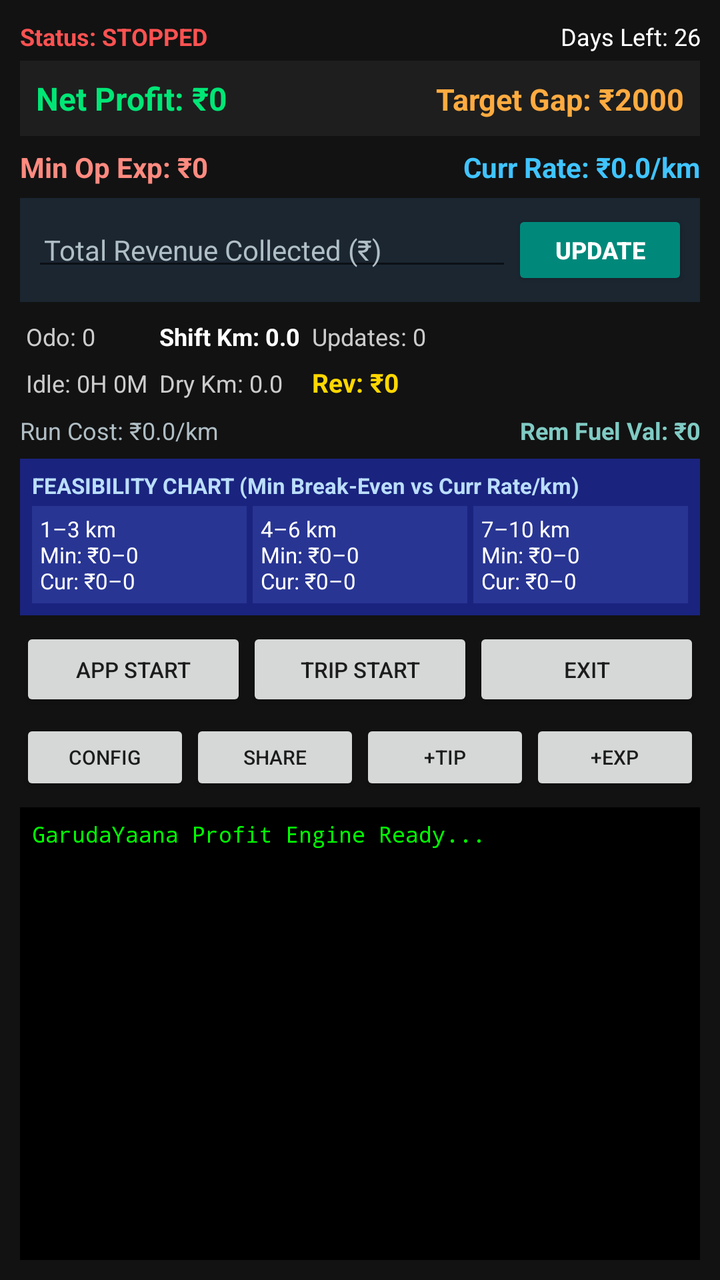
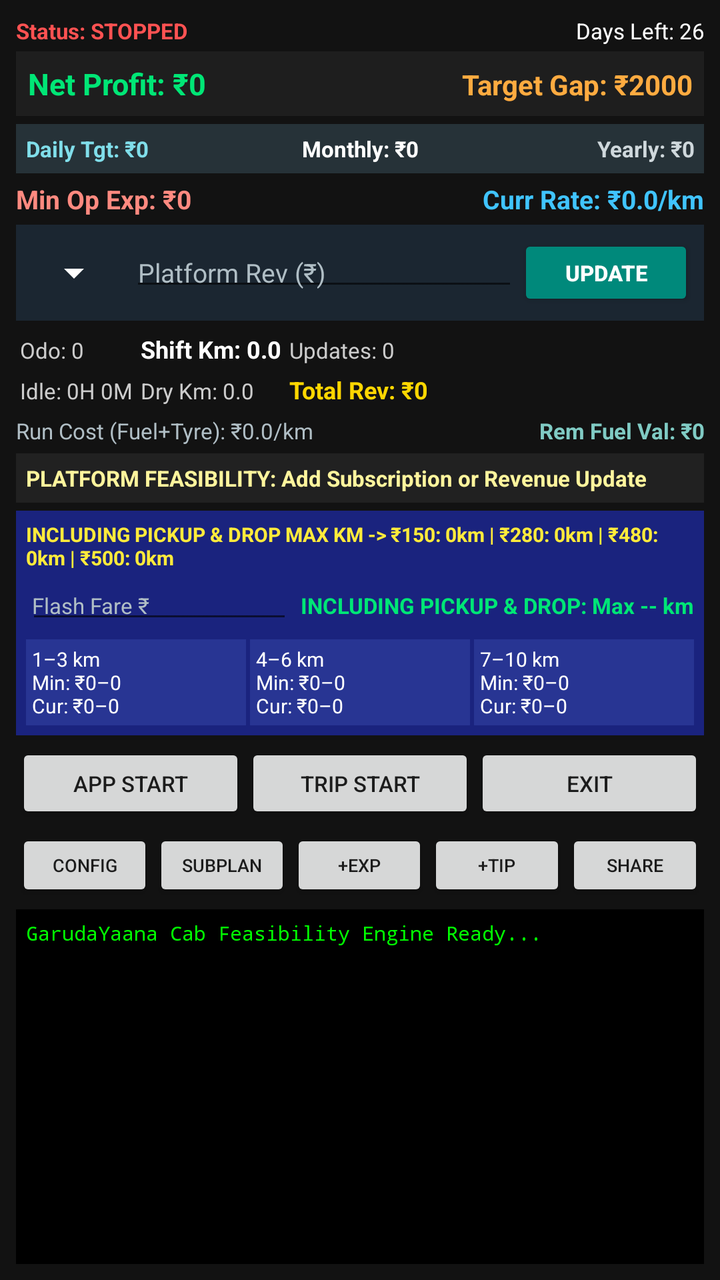

Compare the two renders of this Android layout. The source of the first and the diff that turns it into the second are given below.
<!-- AndroidManifest.xml: application theme Theme.AppCompat.Light.DarkActionBar -->
<!-- res/layout/activity_main.xml -->
<?xml version="1.0" encoding="utf-8"?>
<LinearLayout xmlns:android="http://schemas.android.com/apk/res/android"
    android:layout_width="match_parent"
    android:layout_height="match_parent"
    android:orientation="vertical"
    android:background="#121212"
    android:padding="10dp"
    android:fitsSystemWindows="true">

    
    <LinearLayout
        android:layout_width="match_parent"
        android:layout_height="wrap_content"
        android:orientation="horizontal"
        android:weightSum="2"
        android:paddingBottom="4dp">

        <TextView
            android:id="@+id/tvVehicleStatus"
            android:layout_width="0dp"
            android:layout_height="wrap_content"
            android:layout_weight="1.35"
            android:text="Status: STOPPED"
            android:textColor="#FF5252"
            android:textSize="12sp"
            android:textStyle="bold" />

        <TextView
            android:id="@+id/tvDaysLeft"
            android:layout_width="0dp"
            android:layout_height="wrap_content"
            android:layout_weight="0.65"
            android:text="Days Left: 26"
            android:textColor="#FFFFFF"
            android:gravity="end"
            android:textSize="12sp" />
    </LinearLayout>

    
    <LinearLayout
        android:layout_width="match_parent"
        android:layout_height="wrap_content"
        android:orientation="horizontal"
        android:background="#1E1E1E"
        android:padding="8dp"
        android:layout_marginBottom="6dp"
        android:weightSum="2">

        <TextView
            android:id="@+id/tvLiveNetProfit"
            android:layout_width="0dp"
            android:layout_height="wrap_content"
            android:layout_weight="1"
            android:text="Net Profit: ₹0"
            android:textColor="#00E676"
            android:textSize="16sp"
            android:textStyle="bold" />

        <TextView
            android:id="@+id/tvTargetGap"
            android:layout_width="0dp"
            android:layout_height="wrap_content"
            android:layout_weight="1"
            android:text="Target Gap: ₹2000"
            android:textColor="#FFAB40"
            android:gravity="end"
            android:textSize="15sp"
            android:textStyle="bold" />
    </LinearLayout>

    
    <LinearLayout
        android:layout_width="match_parent"
        android:layout_height="wrap_content"
        android:orientation="horizontal"
        android:weightSum="2"
        android:paddingBottom="6dp">

        <TextView
            android:id="@+id/tvMinReqAvg"
            android:layout_width="0dp"
            android:layout_height="wrap_content"
            android:layout_weight="1"
            android:text="Min Op Exp: ₹0"
            android:textColor="#FF8A80"
            android:textSize="14sp"
            android:textStyle="bold" />

        <TextView
            android:id="@+id/tvCurrentAvg"
            android:layout_width="0dp"
            android:layout_height="wrap_content"
            android:layout_weight="1"
            android:text="Curr Rate: ₹0.0/km"
            android:textColor="#40C4FF"
            android:gravity="end"
            android:textSize="14sp"
            android:textStyle="bold" />
    </LinearLayout>

    
    <LinearLayout
        android:layout_width="match_parent"
        android:layout_height="wrap_content"
        android:orientation="horizontal"
        android:background="#1B2631"
        android:padding="6dp"
        android:layout_marginBottom="6dp"
        android:gravity="center_vertical">

        <EditText
            android:id="@+id/etTotalRevenueInput"
            android:layout_width="0dp"
            android:layout_height="wrap_content"
            android:layout_weight="1"
            android:hint="Total Revenue Collected (₹)"
            android:textColorHint="#B0BEC5"
            android:textColor="#FFFFFF"
            android:textSize="14sp"
            android:inputType="numberDecimal"
            android:singleLine="true"
            android:padding="6dp" />

        <Button
            android:id="@+id/btnUpdateRevenue"
            android:layout_width="wrap_content"
            android:layout_height="40dp"
            android:text="Update"
            android:textSize="12sp"
            android:textStyle="bold"
            android:backgroundTint="#00897B"
            android:textColor="#FFFFFF" />
    </LinearLayout>

    
    <GridLayout
        android:layout_width="match_parent"
        android:layout_height="wrap_content"
        android:columnCount="3"
        android:alignmentMode="alignMargins"
        android:columnOrderPreserved="false"
        android:paddingBottom="4dp">

        <TextView android:id="@+id/tvOdoMeter" android:text="Odo: 0" android:textColor="#CCCCCC" android:textSize="12sp" android:padding="3dp"/>
        <TextView android:id="@+id/tvTotalDist" android:text="Shift Km: 0.0" android:textColor="#FFFFFF" android:textStyle="bold" android:textSize="12sp" android:padding="3dp"/>
        <TextView android:id="@+id/tvOrdersToday" android:text="Updates: 0" android:textColor="#CCCCCC" android:textSize="12sp" android:padding="3dp"/>
        <TextView android:id="@+id/tvWaitTime" android:text="Idle: 0H 0M" android:textColor="#CCCCCC" android:textSize="12sp" android:padding="3dp"/>
        <TextView android:id="@+id/tvDryRun" android:text="Dry Km: 0.0" android:textColor="#CCCCCC" android:textSize="12sp" android:padding="3dp"/>
        <TextView android:id="@+id/tvEarnings" android:text="Rev: ₹0" android:textColor="#FFD700" android:textSize="13sp" android:textStyle="bold" android:padding="3dp"/>
    </GridLayout>

    
    <LinearLayout
        android:layout_width="match_parent"
        android:layout_height="wrap_content"
        android:orientation="horizontal"
        android:weightSum="2"
        android:paddingBottom="6dp">
        <TextView android:id="@+id/tvAvgFuelCons" android:layout_width="0dp" android:layout_height="wrap_content" android:layout_weight="1" android:text="Run Cost: ₹0.0/km" android:textColor="#B0BEC5" android:textSize="12sp"/>
        <TextView android:id="@+id/tvAvailFuel" android:layout_width="0dp" android:layout_height="wrap_content" android:layout_weight="1" android:text="Rem Fuel Val: ₹0" android:textColor="#80CBC4" android:textStyle="bold" android:gravity="end" android:textSize="12sp"/>
    </LinearLayout>

    
    <LinearLayout
        android:layout_width="match_parent"
        android:layout_height="wrap_content"
        android:orientation="vertical"
        android:background="#1A237E"
        android:padding="6dp"
        android:layout_marginBottom="6dp">

        <TextView
            android:layout_width="match_parent"
            android:layout_height="wrap_content"
            android:text="FEASIBILITY CHART (Min Break-Even vs Curr Rate/km)"
            android:textColor="#BBDEFB"
            android:textSize="11sp"
            android:textStyle="bold"
            android:paddingBottom="3dp" />

        <LinearLayout
            android:layout_width="match_parent"
            android:layout_height="wrap_content"
            android:orientation="horizontal"
            android:weightSum="3">

            <TextView
                android:id="@+id/tvRange1to3"
                android:layout_width="0dp"
                android:layout_height="wrap_content"
                android:layout_weight="1"
                android:text="1–3 km\nMin: ₹0–0\nCur: ₹0–0"
                android:textColor="#FFFFFF"
                android:textSize="11sp"
                android:background="#283593"
                android:padding="4dp"
                android:layout_marginEnd="3dp" />

            <TextView
                android:id="@+id/tvRange4to6"
                android:layout_width="0dp"
                android:layout_height="wrap_content"
                android:layout_weight="1"
                android:text="4–6 km\nMin: ₹0–0\nCur: ₹0–0"
                android:textColor="#FFFFFF"
                android:textSize="11sp"
                android:background="#283593"
                android:padding="4dp"
                android:layout_marginEnd="3dp" />

            <TextView
                android:id="@+id/tvRange7to10"
                android:layout_width="0dp"
                android:layout_height="wrap_content"
                android:layout_weight="1"
                android:text="7–10 km\nMin: ₹0–0\nCur: ₹0–0"
                android:textColor="#FFFFFF"
                android:textSize="11sp"
                android:background="#283593"
                android:padding="4dp" />
        </LinearLayout>
    </LinearLayout>

    
    <LinearLayout
        android:layout_width="match_parent"
        android:layout_height="wrap_content"
        android:orientation="horizontal"
        android:weightSum="3"
        android:paddingBottom="4dp">

        <Button
            android:id="@+id/btnAppToggle"
            android:layout_width="0dp"
            android:layout_height="42dp"
            android:layout_weight="1"
            android:text="App Start"
            android:textSize="11sp"/>

        <Button
            android:id="@+id/btnTripToggle"
            android:layout_width="0dp"
            android:layout_height="42dp"
            android:layout_weight="1"
            android:text="Trip Start"
            android:textSize="11sp"/>

        <Button
            android:id="@+id/btnExitApp"
            android:layout_width="0dp"
            android:layout_height="42dp"
            android:layout_weight="1"
            android:text="Exit"
            android:textSize="11sp"/>
    </LinearLayout>

    
    <LinearLayout
        android:layout_width="match_parent"
        android:layout_height="wrap_content"
        android:orientation="horizontal"
        android:weightSum="4"
        android:paddingBottom="6dp">

        <Button android:id="@+id/btnVehicleConfig" android:layout_width="0dp" android:layout_height="38dp" android:layout_weight="1" android:text="Config" android:textSize="10sp"/>
        <Button android:id="@+id/btnShareCSV" android:layout_width="0dp" android:layout_height="38dp" android:layout_weight="1" android:text="Share" android:textSize="10sp"/>
        <Button android:id="@+id/btnTips" android:layout_width="0dp" android:layout_height="38dp" android:layout_weight="1" android:text="+Tip" android:textSize="10sp"/>
        <Button android:id="@+id/btnExpense" android:layout_width="0dp" android:layout_height="38dp" android:layout_weight="1" android:text="+Exp" android:textSize="10sp"/>
    </LinearLayout>

    
    <ScrollView
        android:id="@+id/svTerminal"
        android:layout_width="match_parent"
        android:layout_height="0dp"
        android:layout_weight="1"
        android:background="#000000"
        android:padding="6dp">

        <LinearLayout
            android:layout_width="match_parent"
            android:layout_height="wrap_content"
            android:orientation="vertical">

            <TextView
                android:id="@+id/tvTerminalLog"
                android:layout_width="match_parent"
                android:layout_height="wrap_content"
                android:text="GarudaYaana Profit Engine Ready...\n"
                android:textColor="#00FF00"
                android:textSize="11sp"
                android:fontFamily="monospace"/>

            <TextView
                android:id="@+id/tvTrainData"
                android:layout_width="match_parent"
                android:layout_height="wrap_content"
                android:text=""
                android:textColor="#FFEB3B"
                android:textSize="11sp"
                android:fontFamily="monospace"/>
        </LinearLayout>
    </ScrollView>

</LinearLayout>
<!-- resources referenced by this layout -->
<resources>

</resources>

<!-- the commit's change to res/layout/activity_main.xml (unified diff, before → after) -->
@@ -4,7 +4,7 @@
     android:layout_height="match_parent"
     android:orientation="vertical"
     android:background="#121212"
-    android:padding="10dp"
+    android:padding="8dp"
     android:fitsSystemWindows="true">
 
     
@@ -13,7 +13,7 @@
         android:layout_height="wrap_content"
         android:orientation="horizontal"
         android:weightSum="2"
-        android:paddingBottom="4dp">
+        android:paddingBottom="3dp">
 
         <TextView
             android:id="@+id/tvVehicleStatus"
@@ -22,7 +22,7 @@
             android:layout_weight="1.35"
             android:text="Status: STOPPED"
             android:textColor="#FF5252"
-            android:textSize="12sp"
+            android:textSize="11sp"
             android:textStyle="bold" />
 
         <TextView
@@ -33,7 +33,7 @@
             android:text="Days Left: 26"
             android:textColor="#FFFFFF"
             android:gravity="end"
-            android:textSize="12sp" />
+            android:textSize="11sp" />
     </LinearLayout>
 
     
@@ -42,8 +42,8 @@
         android:layout_height="wrap_content"
         android:orientation="horizontal"
         android:background="#1E1E1E"
-        android:padding="8dp"
-        android:layout_marginBottom="6dp"
+        android:padding="6dp"
+        android:layout_marginBottom="4dp"
         android:weightSum="2">
 
         <TextView
@@ -53,7 +53,7 @@
             android:layout_weight="1"
             android:text="Net Profit: ₹0"
             android:textColor="#00E676"
-            android:textSize="16sp"
+            android:textSize="15sp"
             android:textStyle="bold" />
 
         <TextView
@@ -64,7 +64,50 @@
             android:text="Target Gap: ₹2000"
             android:textColor="#FFAB40"
             android:gravity="end"
-            android:textSize="15sp"
+            android:textSize="14sp"
+            android:textStyle="bold" />
+    </LinearLayout>
+
+    
+    <LinearLayout
+        android:layout_width="match_parent"
+        android:layout_height="wrap_content"
+        android:orientation="horizontal"
+        android:background="#263238"
+        android:padding="5dp"
+        android:layout_marginBottom="4dp"
+        android:weightSum="3">
+
+        <TextView
+            android:id="@+id/tvDailyGrossTarget"
+            android:layout_width="0dp"
+            android:layout_height="wrap_content"
+            android:layout_weight="1"
+            android:text="Daily Tgt: ₹0"
+            android:textColor="#80DEEA"
+            android:textSize="11sp"
+            android:textStyle="bold" />
+
+        <TextView
+            android:id="@+id/tvMonthlyGrossTarget"
+            android:layout_width="0dp"
+            android:layout_height="wrap_content"
+            android:layout_weight="1"
+            android:text="Monthly: ₹0"
+            android:textColor="#FFFFFF"
+            android:gravity="center"
+            android:textSize="11sp"
+            android:textStyle="bold" />
+
+        <TextView
+            android:id="@+id/tvYearlyGrossTarget"
+            android:layout_width="0dp"
+            android:layout_height="wrap_content"
+            android:layout_weight="1"
+            android:text="Yearly: ₹0"
+            android:textColor="#CFD8DC"
+            android:gravity="end"
+            android:textSize="11sp"
             android:textStyle="bold" />
     </LinearLayout>
 
@@ -74,7 +117,7 @@
         android:layout_height="wrap_content"
         android:orientation="horizontal"
         android:weightSum="2"
-        android:paddingBottom="6dp">
+        android:paddingBottom="4dp">
 
         <TextView
             android:id="@+id/tvMinReqAvg"
@@ -83,7 +126,7 @@
             android:layout_weight="1"
             android:text="Min Op Exp: ₹0"
             android:textColor="#FF8A80"
-            android:textSize="14sp"
+            android:textSize="13sp"
             android:textStyle="bold" />
 
         <TextView
@@ -94,7 +137,7 @@
             android:text="Curr Rate: ₹0.0/km"
             android:textColor="#40C4FF"
             android:gravity="end"
-            android:textSize="14sp"
+            android:textSize="13sp"
             android:textStyle="bold" />
     </LinearLayout>
 
@@ -104,29 +147,36 @@
         android:layout_height="wrap_content"
         android:orientation="horizontal"
         android:background="#1B2631"
-        android:padding="6dp"
-        android:layout_marginBottom="6dp"
+        android:padding="5dp"
+        android:layout_marginBottom="4dp"
         android:gravity="center_vertical">
+
+        <Spinner
+            android:id="@+id/spnQuickPlatform"
+            android:layout_width="wrap_content"
+            android:layout_height="36dp"
+            android:backgroundTint="#FFFFFF"
+            android:layout_marginEnd="4dp" />
 
         <EditText
             android:id="@+id/etTotalRevenueInput"
             android:layout_width="0dp"
             android:layout_height="wrap_content"
             android:layout_weight="1"
-            android:hint="Total Revenue Collected (₹)"
+            android:hint="Platform Rev (₹)"
             android:textColorHint="#B0BEC5"
             android:textColor="#FFFFFF"
-            android:textSize="14sp"
+            android:textSize="13sp"
             android:inputType="numberDecimal"
             android:singleLine="true"
-            android:padding="6dp" />
+            android:padding="4dp" />
 
         <Button
             android:id="@+id/btnUpdateRevenue"
             android:layout_width="wrap_content"
-            android:layout_height="40dp"
+            android:layout_height="38dp"
             android:text="Update"
-            android:textSize="12sp"
+            android:textSize="11sp"
             android:textStyle="bold"
             android:backgroundTint="#00897B"
             android:textColor="#FFFFFF" />
@@ -139,26 +189,39 @@
         android:columnCount="3"
         android:alignmentMode="alignMargins"
         android:columnOrderPreserved="false"
+        android:paddingBottom="3dp">
+
+        <TextView android:id="@+id/tvOdoMeter" android:text="Odo: 0" android:textColor="#CCCCCC" android:textSize="11sp" android:padding="2dp"/>
+        <TextView android:id="@+id/tvTotalDist" android:text="Shift Km: 0.0" android:textColor="#FFFFFF" android:textStyle="bold" android:textSize="12sp" android:padding="2dp"/>
+        <TextView android:id="@+id/tvOrdersToday" android:text="Updates: 0" android:textColor="#CCCCCC" android:textSize="11sp" android:padding="2dp"/>
+        <TextView android:id="@+id/tvWaitTime" android:text="Idle: 0H 0M" android:textColor="#CCCCCC" android:textSize="11sp" android:padding="2dp"/>
+        <TextView android:id="@+id/tvDryRun" android:text="Dry Km: 0.0" android:textColor="#CCCCCC" android:textSize="11sp" android:padding="2dp"/>
+        <TextView android:id="@+id/tvEarnings" android:text="Total Rev: ₹0" android:textColor="#FFD700" android:textSize="12sp" android:textStyle="bold" android:padding="2dp"/>
+    </GridLayout>
+
+    
+    <LinearLayout
+        android:layout_width="match_parent"
+        android:layout_height="wrap_content"
+        android:orientation="horizontal"
+        android:weightSum="2"
         android:paddingBottom="4dp">
-
-        <TextView android:id="@+id/tvOdoMeter" android:text="Odo: 0" android:textColor="#CCCCCC" android:textSize="12sp" android:padding="3dp"/>
-        <TextView android:id="@+id/tvTotalDist" android:text="Shift Km: 0.0" android:textColor="#FFFFFF" android:textStyle="bold" android:textSize="12sp" android:padding="3dp"/>
-        <TextView android:id="@+id/tvOrdersToday" android:text="Updates: 0" android:textColor="#CCCCCC" android:textSize="12sp" android:padding="3dp"/>
-        <TextView android:id="@+id/tvWaitTime" android:text="Idle: 0H 0M" android:textColor="#CCCCCC" android:textSize="12sp" android:padding="3dp"/>
-        <TextView android:id="@+id/tvDryRun" android:text="Dry Km: 0.0" android:textColor="#CCCCCC" android:textSize="12sp" android:padding="3dp"/>
-        <TextView android:id="@+id/tvEarnings" android:text="Rev: ₹0" android:textColor="#FFD700" android:textSize="13sp" android:textStyle="bold" android:padding="3dp"/>
-    </GridLayout>
-
-    
-    <LinearLayout
-        android:layout_width="match_parent"
-        android:layout_height="wrap_content"
-        android:orientation="horizontal"
-        android:weightSum="2"
-        android:paddingBottom="6dp">
-        <TextView android:id="@+id/tvAvgFuelCons" android:layout_width="0dp" android:layout_height="wrap_content" android:layout_weight="1" android:text="Run Cost: ₹0.0/km" android:textColor="#B0BEC5" android:textSize="12sp"/>
-        <TextView android:id="@+id/tvAvailFuel" android:layout_width="0dp" android:layout_height="wrap_content" android:layout_weight="1" android:text="Rem Fuel Val: ₹0" android:textColor="#80CBC4" android:textStyle="bold" android:gravity="end" android:textSize="12sp"/>
-    </LinearLayout>
+        <TextView android:id="@+id/tvAvgFuelCons" android:layout_width="0dp" android:layout_height="wrap_content" android:layout_weight="1.15" android:text="Run Cost (Fuel+Tyre): ₹0.0/km" android:textColor="#B0BEC5" android:textSize="11sp"/>
+        <TextView android:id="@+id/tvAvailFuel" android:layout_width="0dp" android:layout_height="wrap_content" android:layout_weight="0.85" android:text="Rem Fuel Val: ₹0" android:textColor="#80CBC4" android:textStyle="bold" android:gravity="end" android:textSize="11sp"/>
+    </LinearLayout>
+
+    
+    <TextView
+        android:id="@+id/tvPlatformFeasibility"
+        android:layout_width="match_parent"
+        android:layout_height="wrap_content"
+        android:background="#212121"
+        android:padding="5dp"
+        android:layout_marginBottom="4dp"
+        android:text="PLATFORM FEASIBILITY: Add Subscription or Revenue Update"
+        android:textColor="#FFF59D"
+        android:textSize="11sp"
+        android:textStyle="bold" />
 
     
     <LinearLayout
@@ -166,17 +229,51 @@
         android:layout_height="wrap_content"
         android:orientation="vertical"
         android:background="#1A237E"
-        android:padding="6dp"
-        android:layout_marginBottom="6dp">
-
-        <TextView
+        android:padding="5dp"
+        android:layout_marginBottom="4dp">
+
+        <TextView
+            android:id="@+id/tvFlashOfferGuide"
             android:layout_width="match_parent"
             android:layout_height="wrap_content"
-            android:text="FEASIBILITY CHART (Min Break-Even vs Curr Rate/km)"
-            android:textColor="#BBDEFB"
-            android:textSize="11sp"
+            android:text="INCLUDING PICKUP &amp; DROP MAX KM -> ₹150: 0km | ₹280: 0km | ₹480: 0km | ₹500: 0km"
+            android:textColor="#FFEB3B"
+            android:textSize="10sp"
             android:textStyle="bold"
             android:paddingBottom="3dp" />
+
+        
+        <LinearLayout
+            android:layout_width="match_parent"
+            android:layout_height="wrap_content"
+            android:orientation="horizontal"
+            android:gravity="center_vertical"
+            android:paddingBottom="3dp">
+
+            <EditText
+                android:id="@+id/etFlashFareCheck"
+                android:layout_width="0dp"
+                android:layout_height="wrap_content"
+                android:layout_weight="0.8"
+                android:hint="Flash Fare ₹"
+                android:textColor="#FFFFFF"
+                android:textColorHint="#B0BEC5"
+                android:textSize="11sp"
+                android:inputType="numberDecimal"
+                android:singleLine="true"
+                android:padding="3dp" />
+
+            <TextView
+                android:id="@+id/tvFlashFareResult"
+                android:layout_width="0dp"
+                android:layout_height="wrap_content"
+                android:layout_weight="1.2"
+                android:text="INCLUDING PICKUP &amp; DROP: Max -- km"
+                android:textColor="#00E676"
+                android:textSize="11sp"
+                android:textStyle="bold"
+                android:gravity="end" />
+        </LinearLayout>
 
         <LinearLayout
             android:layout_width="match_parent"
@@ -191,10 +288,10 @@
                 android:layout_weight="1"
                 android:text="1–3 km\nMin: ₹0–0\nCur: ₹0–0"
                 android:textColor="#FFFFFF"
-                android:textSize="11sp"
+                android:textSize="10sp"
                 android:background="#283593"
-                android:padding="4dp"
-                android:layout_marginEnd="3dp" />
+                android:padding="3dp"
+                android:layout_marginEnd="2dp" />
 
             <TextView
                 android:id="@+id/tvRange4to6"
@@ -203,10 +300,10 @@
                 android:layout_weight="1"
                 android:text="4–6 km\nMin: ₹0–0\nCur: ₹0–0"
                 android:textColor="#FFFFFF"
-                android:textSize="11sp"
+                android:textSize="10sp"
                 android:background="#283593"
-                android:padding="4dp"
-                android:layout_marginEnd="3dp" />
+                android:padding="3dp"
+                android:layout_marginEnd="2dp" />
 
             <TextView
                 android:id="@+id/tvRange7to10"
@@ -215,9 +312,9 @@
                 android:layout_weight="1"
                 android:text="7–10 km\nMin: ₹0–0\nCur: ₹0–0"
                 android:textColor="#FFFFFF"
-                android:textSize="11sp"
+                android:textSize="10sp"
                 android:background="#283593"
-                android:padding="4dp" />
+                android:padding="3dp" />
         </LinearLayout>
     </LinearLayout>
 
@@ -227,12 +324,12 @@
         android:layout_height="wrap_content"
         android:orientation="horizontal"
         android:weightSum="3"
-        android:paddingBottom="4dp">
+        android:paddingBottom="3dp">
 
         <Button
             android:id="@+id/btnAppToggle"
             android:layout_width="0dp"
-            android:layout_height="42dp"
+            android:layout_height="40dp"
             android:layout_weight="1"
             android:text="App Start"
             android:textSize="11sp"/>
@@ -240,7 +337,7 @@
         <Button
             android:id="@+id/btnTripToggle"
             android:layout_width="0dp"
-            android:layout_height="42dp"
+            android:layout_height="40dp"
             android:layout_weight="1"
             android:text="Trip Start"
             android:textSize="11sp"/>
@@ -248,7 +345,7 @@
         <Button
             android:id="@+id/btnExitApp"
             android:layout_width="0dp"
-            android:layout_height="42dp"
+            android:layout_height="40dp"
             android:layout_weight="1"
             android:text="Exit"
             android:textSize="11sp"/>
@@ -259,13 +356,14 @@
         android:layout_width="match_parent"
         android:layout_height="wrap_content"
         android:orientation="horizontal"
-        android:weightSum="4"
-        android:paddingBottom="6dp">
-
-        <Button android:id="@+id/btnVehicleConfig" android:layout_width="0dp" android:layout_height="38dp" android:layout_weight="1" android:text="Config" android:textSize="10sp"/>
-        <Button android:id="@+id/btnShareCSV" android:layout_width="0dp" android:layout_height="38dp" android:layout_weight="1" android:text="Share" android:textSize="10sp"/>
-        <Button android:id="@+id/btnTips" android:layout_width="0dp" android:layout_height="38dp" android:layout_weight="1" android:text="+Tip" android:textSize="10sp"/>
-        <Button android:id="@+id/btnExpense" android:layout_width="0dp" android:layout_height="38dp" android:layout_weight="1" android:text="+Exp" android:textSize="10sp"/>
+        android:weightSum="5"
+        android:paddingBottom="4dp">
+
+        <Button android:id="@+id/btnVehicleConfig" android:layout_width="0dp" android:layout_height="36dp" android:layout_weight="1" android:text="Config" android:textSize="9sp"/>
+        <Button android:id="@+id/btnSubPlan" android:layout_width="0dp" android:layout_height="36dp" android:layout_weight="1" android:text="SubPlan" android:textSize="9sp"/>
+        <Button android:id="@+id/btnExpense" android:layout_width="0dp" android:layout_height="36dp" android:layout_weight="1" android:text="+Exp" android:textSize="9sp"/>
+        <Button android:id="@+id/btnTips" android:layout_width="0dp" android:layout_height="36dp" android:layout_weight="1" android:text="+Tip" android:textSize="9sp"/>
+        <Button android:id="@+id/btnShareCSV" android:layout_width="0dp" android:layout_height="36dp" android:layout_weight="1" android:text="Share" android:textSize="9sp"/>
     </LinearLayout>
 
     
@@ -275,7 +373,7 @@
         android:layout_height="0dp"
         android:layout_weight="1"
         android:background="#000000"
-        android:padding="6dp">
+        android:padding="5dp">
 
         <LinearLayout
             android:layout_width="match_parent"
@@ -286,9 +384,9 @@
                 android:id="@+id/tvTerminalLog"
                 android:layout_width="match_parent"
                 android:layout_height="wrap_content"
-                android:text="GarudaYaana Profit Engine Ready...\n"
+                android:text="GarudaYaana Cab Feasibility Engine Ready...\n"
                 android:textColor="#00FF00"
-                android:textSize="11sp"
+                android:textSize="10sp"
                 android:fontFamily="monospace"/>
 
             <TextView
@@ -297,7 +395,7 @@
                 android:layout_height="wrap_content"
                 android:text=""
                 android:textColor="#FFEB3B"
-                android:textSize="11sp"
+                android:textSize="10sp"
                 android:fontFamily="monospace"/>
         </LinearLayout>
     </ScrollView>
